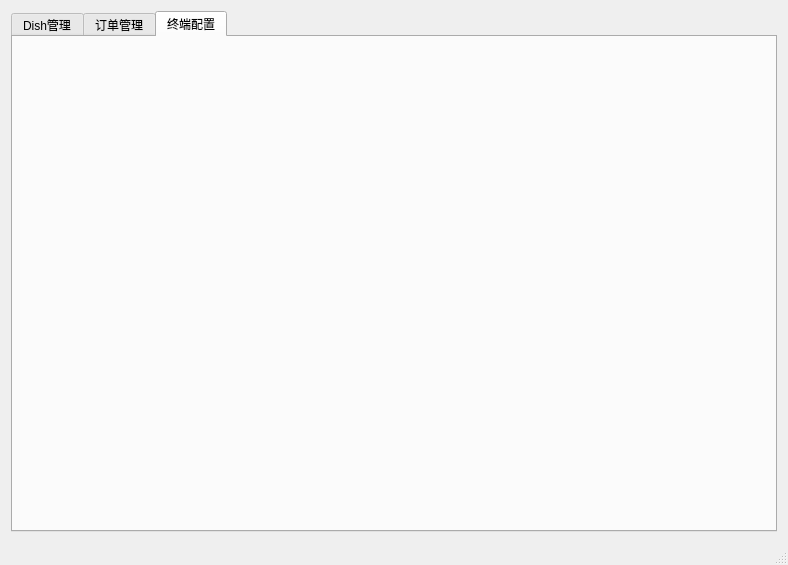
Before: the Qt Designer form cbserver/CBServerMonitor/mainwindow.ui in raidenawkward/cbqt, drawn with Qt 5.
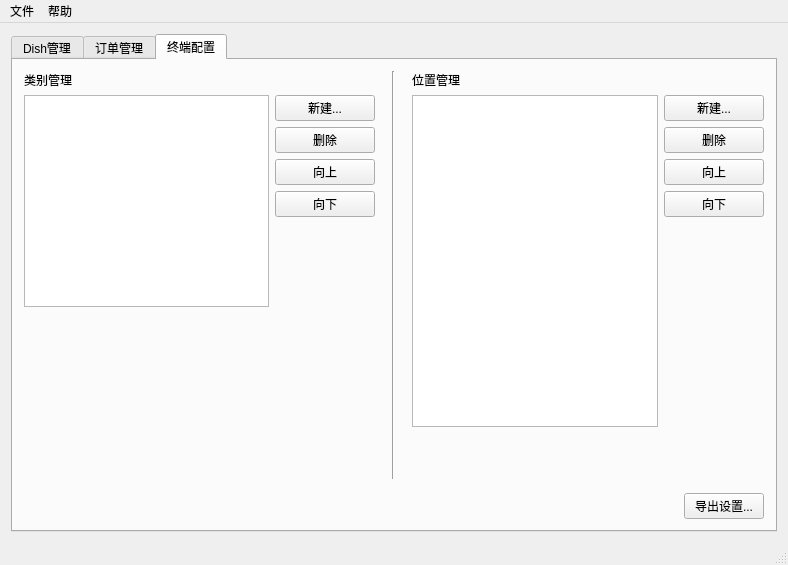
After: the same form once the commit is applied. The open tabs and pages were chosen to show the change.

Commit message:
ui for terminal settings added
modified: ui for tag setting and location setting added

```diff
--- a/cbserver/CBServerMonitor/mainwindow.ui
+++ b/cbserver/CBServerMonitor/mainwindow.ui
@@ -112,6 +112,382 @@
          <attribute name="title">
           <string>终端配置</string>
          </attribute>
+         <layout class="QHBoxLayout" name="horizontalLayout_5">
+          <item>
+           <layout class="QHBoxLayout" name="horizontalLayout">
+            <item>
+             <layout class="QVBoxLayout" name="verticalLayout_2">
+              <item>
+               <widget class="QLabel" name="label">
+                <property name="text">
+                 <string>类别管理</string>
+                </property>
+               </widget>
+              </item>
+              <item>
+               <layout class="QHBoxLayout" name="horizontalLayout_2">
+                <item>
+                 <widget class="QListWidget" name="listWidgetLeftButtons">
+                  <property name="sizePolicy">
+                   <sizepolicy hsizetype="Expanding" vsizetype="Expanding">
+                    <horstretch>0</horstretch>
+                    <verstretch>0</verstretch>
+                   </sizepolicy>
+                  </property>
+                 </widget>
+                </item>
+                <item>
+                 <layout class="QVBoxLayout" name="verticalLayout_7">
+                  <item>
+                   <widget class="QPushButton" name="pushButtonNewTag">
+                    <property name="minimumSize">
+                     <size>
+                      <width>100</width>
+                      <height>0</height>
+                     </size>
+                    </property>
+                    <property name="maximumSize">
+                     <size>
+                      <width>100</width>
+                      <height>50</height>
+                     </size>
+                    </property>
+                    <property name="text">
+                     <string>新建...</string>
+                    </property>
+                   </widget>
+                  </item>
+                  <item>
+                   <widget class="QPushButton" name="pushButtonDelTag">
+                    <property name="minimumSize">
+                     <size>
+                      <width>100</width>
+                      <height>0</height>
+                     </size>
+                    </property>
+                    <property name="maximumSize">
+                     <size>
+                      <width>100</width>
+                      <height>50</height>
+                     </size>
+                    </property>
+                    <property name="text">
+                     <string>删除</string>
+                    </property>
+                   </widget>
+                  </item>
+                  <item>
+                   <widget class="QPushButton" name="pushButtonTagUp">
+                    <property name="minimumSize">
+                     <size>
+                      <width>100</width>
+                      <height>0</height>
+                     </size>
+                    </property>
+                    <property name="maximumSize">
+                     <size>
+                      <width>100</width>
+                      <height>50</height>
+                     </size>
+                    </property>
+                    <property name="text">
+                     <string>向上</string>
+                    </property>
+                   </widget>
+                  </item>
+                  <item>
+                   <widget class="QPushButton" name="pushButtonTagDown">
+                    <property name="minimumSize">
+                     <size>
+                      <width>100</width>
+                      <height>0</height>
+                     </size>
+                    </property>
+                    <property name="maximumSize">
+                     <size>
+                      <width>100</width>
+                      <height>50</height>
+                     </size>
+                    </property>
+                    <property name="text">
+                     <string>向下</string>
+                    </property>
+                   </widget>
+                  </item>
+                  <item>
+                   <spacer name="verticalSpacer_3">
+                    <property name="orientation">
+                     <enum>Qt::Vertical</enum>
+                    </property>
+                    <property name="sizeHint" stdset="0">
+                     <size>
+                      <width>20</width>
+                      <height>40</height>
+                     </size>
+                    </property>
+                   </spacer>
+                  </item>
+                 </layout>
+                </item>
+               </layout>
+              </item>
+              <item>
+               <layout class="QHBoxLayout" name="horizontalLayout_4">
+                <item>
+                 <spacer name="verticalSpacer_2">
+                  <property name="orientation">
+                   <enum>Qt::Vertical</enum>
+                  </property>
+                  <property name="sizeHint" stdset="0">
+                   <size>
+                    <width>20</width>
+                    <height>40</height>
+                   </size>
+                  </property>
+                 </spacer>
+                </item>
+                <item>
+                 <spacer name="horizontalSpacer_2">
+                  <property name="orientation">
+                   <enum>Qt::Horizontal</enum>
+                  </property>
+                  <property name="sizeHint" stdset="0">
+                   <size>
+                    <width>40</width>
+                    <height>20</height>
+                   </size>
+                  </property>
+                 </spacer>
+                </item>
+               </layout>
+              </item>
+             </layout>
+            </item>
+            <item>
+             <layout class="QVBoxLayout" name="verticalLayout_9">
+              <item>
+               <widget class="Line" name="line">
+                <property name="minimumSize">
+                 <size>
+                  <width>25</width>
+                  <height>350</height>
+                 </size>
+                </property>
+                <property name="sizeIncrement">
+                 <size>
+                  <width>10</width>
+                  <height>10</height>
+                 </size>
+                </property>
+                <property name="baseSize">
+                 <size>
+                  <width>5</width>
+                  <height>100</height>
+                 </size>
+                </property>
+                <property name="orientation">
+                 <enum>Qt::Vertical</enum>
+                </property>
+               </widget>
+              </item>
+              <item>
+               <spacer name="verticalSpacer_5">
+                <property name="orientation">
+                 <enum>Qt::Vertical</enum>
+                </property>
+                <property name="sizeType">
+                 <enum>QSizePolicy::Fixed</enum>
+                </property>
+                <property name="sizeHint" stdset="0">
+                 <size>
+                  <width>20</width>
+                  <height>40</height>
+                 </size>
+                </property>
+               </spacer>
+              </item>
+             </layout>
+            </item>
+            <item>
+             <layout class="QVBoxLayout" name="verticalLayout_6">
+              <item>
+               <widget class="QLabel" name="label_2">
+                <property name="text">
+                 <string>位置管理</string>
+                </property>
+               </widget>
+              </item>
+              <item>
+               <layout class="QHBoxLayout" name="horizontalLayout_6">
+                <item>
+                 <widget class="QListWidget" name="listWidgetLocations">
+                  <property name="sizePolicy">
+                   <sizepolicy hsizetype="Expanding" vsizetype="Expanding">
+                    <horstretch>0</horstretch>
+                    <verstretch>0</verstretch>
+                   </sizepolicy>
+                  </property>
+                  <property name="minimumSize">
+                   <size>
+                    <width>50</width>
+                    <height>0</height>
+                   </size>
+                  </property>
+                 </widget>
+                </item>
+                <item>
+                 <layout class="QVBoxLayout" name="verticalLayout_8">
+                  <item>
+                   <widget class="QPushButton" name="pushButtonNewLocation">
+                    <property name="minimumSize">
+                     <size>
+                      <width>100</width>
+                      <height>0</height>
+                     </size>
+                    </property>
+                    <property name="maximumSize">
+                     <size>
+                      <width>100</width>
+                      <height>50</height>
+                     </size>
+                    </property>
+                    <property name="text">
+                     <string>新建...</string>
+                    </property>
+                   </widget>
+                  </item>
+                  <item>
+                   <widget class="QPushButton" name="pushButtonDelLocation">
+                    <property name="minimumSize">
+                     <size>
+                      <width>100</width>
+                      <height>0</height>
+                     </size>
+                    </property>
+                    <property name="maximumSize">
+                     <size>
+                      <width>100</width>
+                      <height>50</height>
+                     </size>
+                    </property>
+                    <property name="text">
+                     <string>删除</string>
+                    </property>
+                   </widget>
+                  </item>
+                  <item>
+                   <widget class="QPushButton" name="pushButtonLocationUp">
+                    <property name="minimumSize">
+                     <size>
+                      <width>100</width>
+                      <height>0</height>
+                     </size>
+                    </property>
+                    <property name="maximumSize">
+                     <size>
+                      <width>100</width>
+                      <height>50</height>
+                     </size>
+                    </property>
+                    <property name="text">
+                     <string>向上</string>
+                    </property>
+                   </widget>
+                  </item>
+                  <item>
+                   <widget class="QPushButton" name="pushButtonLocationDown">
+                    <property name="minimumSize">
+                     <size>
+                      <width>100</width>
+                      <height>0</height>
+                     </size>
+                    </property>
+                    <property name="maximumSize">
+                     <size>
+                      <width>100</width>
+                      <height>50</height>
+                     </size>
+                    </property>
+                    <property name="text">
+                     <string>向下</string>
+                    </property>
+                   </widget>
+                  </item>
+                  <item>
+                   <spacer name="verticalSpacer_6">
+                    <property name="orientation">
+                     <enum>Qt::Vertical</enum>
+                    </property>
+                    <property name="sizeHint" stdset="0">
+                     <size>
+                      <width>20</width>
+                      <height>40</height>
+                     </size>
+                    </property>
+                   </spacer>
+                  </item>
+                 </layout>
+                </item>
+               </layout>
+              </item>
+              <item>
+               <spacer name="verticalSpacer_4">
+                <property name="orientation">
+                 <enum>Qt::Vertical</enum>
+                </property>
+                <property name="sizeType">
+                 <enum>QSizePolicy::Minimum</enum>
+                </property>
+                <property name="sizeHint" stdset="0">
+                 <size>
+                  <width>20</width>
+                  <height>40</height>
+                 </size>
+                </property>
+               </spacer>
+              </item>
+              <item>
+               <spacer name="horizontalSpacer">
+                <property name="orientation">
+                 <enum>Qt::Horizontal</enum>
+                </property>
+                <property name="sizeHint" stdset="0">
+                 <size>
+                  <width>40</width>
+                  <height>20</height>
+                 </size>
+                </property>
+               </spacer>
+              </item>
+              <item>
+               <layout class="QHBoxLayout" name="horizontalLayout_7">
+                <item>
+                 <spacer name="horizontalSpacer_3">
+                  <property name="orientation">
+                   <enum>Qt::Horizontal</enum>
+                  </property>
+                  <property name="sizeHint" stdset="0">
+                   <size>
+                    <width>40</width>
+                    <height>20</height>
+                   </size>
+                  </property>
+                 </spacer>
+                </item>
+                <item>
+                 <widget class="QPushButton" name="buttonExportSettings">
+                  <property name="text">
+                   <string>导出设置...</string>
+                  </property>
+                 </widget>
+                </item>
+               </layout>
+              </item>
+             </layout>
+            </item>
+           </layout>
+          </item>
+         </layout>
         </widget>
        </widget>
       </item>
@@ -125,9 +501,25 @@
      <x>0</x>
      <y>0</y>
      <width>788</width>
-     <height>24</height>
+     <height>22</height>
     </rect>
    </property>
+   <widget class="QMenu" name="menu">
+    <property name="title">
+     <string>文件</string>
+    </property>
+    <addaction name="actionExportAll"/>
+    <addaction name="separator"/>
+    <addaction name="actionMenuQuit"/>
+   </widget>
+   <widget class="QMenu" name="menu_2">
+    <property name="title">
+     <string>帮助</string>
+    </property>
+    <addaction name="action_3"/>
+   </widget>
+   <addaction name="menu"/>
+   <addaction name="menu_2"/>
   </widget>
   <widget class="QStatusBar" name="statusBar"/>
  </widget>
```
Left out of the diff: 45 changed lines with no effect on the pictures. The commit also changes 3 other files.
